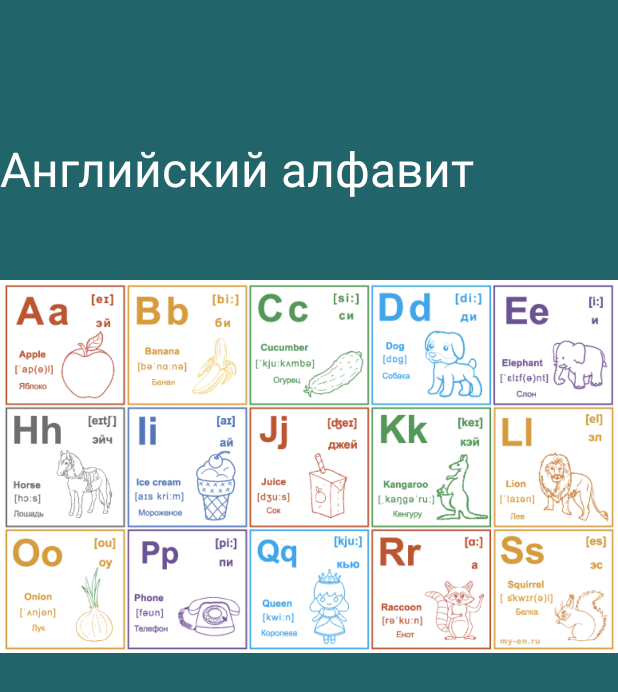
After one commit to guisecreator/englearnApp, an Android app: the layout alphabet.xml on its own in the app's theme, with its tools: preview values and no code run, on a phone screen of 412 x 824 dp. The commit adds this screen. Shown: the top 692 px of the screen. Run offline under Robolectric (Android 15) with nearby library versions, the phone set to English and light mode, and no system bars.

Commit message:
create alphabet

```diff
--- a/app/src/main/java/com/example/english_learning_app/LessonActivity.kt
+++ b/app/src/main/java/com/example/english_learning_app/LessonActivity.kt
@@ -14,7 +14,7 @@ class LessonActivity : AppCompatActivity() {
         setContentView(R.layout.activity_lesson)
 
         val linksListView: ListView = findViewById(R.id.listViewTopics)
-        val links = arrayOf("Местоимения", "Глаголы", "Ссылка 3")
+        val links = arrayOf("Алфавит", "#", "#", "#")
         val adapter = ArrayAdapter(this, android.R.layout.simple_list_item_1, links)
 
         linksListView.adapter = adapter
--- a/app/src/main/java/com/example/english_learning_app/OtherActivity.kt
+++ b/app/src/main/java/com/example/english_learning_app/OtherActivity.kt
@@ -8,7 +8,7 @@ class OtherActivity : AppCompatActivity() {
 
     override fun onCreate(savedInstanceState: Bundle?) {
         super.onCreate(savedInstanceState)
-        setContentView(R.layout.pronouns)
+        setContentView(R.layout.alphabet)
 
         val selectedLink = intent.getStringExtra("selectedLink")
         val linkTextView = findViewById<TextView>(R.id.selectedLinkTextView)
--- a/app/src/main/res/layout/activity_lesson.xml
+++ b/app/src/main/res/layout/activity_lesson.xml
@@ -27,13 +27,12 @@
         android:layout_height="wrap_content"
         android:layout_marginTop="64dp"
         android:gravity="center"
-        android:text="Выберите тему для изучения"
+        android:text="Пройдите уроки и выполните тесты"
         android:textColor="@color/white"
         android:textSize="22dp"
         app:layout_constraintEnd_toEndOf="parent"
         app:layout_constraintStart_toStartOf="parent"
         app:layout_constraintTop_toTopOf="parent" />
-
 
     <ListView
         android:id="@+id/listViewTopics"
--- /dev/null
+++ b/app/src/main/res/layout/alphabet.xml
@@ -0,0 +1,66 @@
+<?xml version="1.0" encoding="utf-8"?>
+<androidx.constraintlayout.widget.ConstraintLayout xmlns:android="http://schemas.android.com/apk/res/android"
+    xmlns:app="http://schemas.android.com/apk/res-auto"
+    xmlns:tools="http://schemas.android.com/tools"
+    android:layout_width="match_parent"
+    android:layout_height="match_parent"
+    android:background="@color/main_color">
+
+    <ScrollView
+        android:layout_width="match_parent"
+        android:layout_height="wrap_content"
+        app:layout_constraintBottom_toBottomOf="parent"
+        app:layout_constraintTop_toTopOf="parent"
+        app:layout_constraintVertical_bias="0.089"
+        tools:ignore="MissingConstraints"
+        tools:layout_editor_absoluteX="-16dp">
+
+        <LinearLayout
+            android:layout_width="match_parent"
+            android:layout_height="wrap_content"
+            android:orientation="vertical"
+            tools:ignore="MissingConstrains">
+
+            <TextView
+                android:id="@+id/selectedLinkTextView"
+                android:layout_width="wrap_content"
+                android:layout_height="wrap_content"
+                android:layout_marginTop="72dp"
+                android:text="Английский алфавит"
+                android:textColor="@color/white"
+                android:textSize="32dp"
+                app:layout_constraintEnd_toEndOf="parent"
+                app:layout_constraintStart_toStartOf="parent"
+                app:layout_constraintTop_toTopOf="parent" />
+
+            <ImageView
+                android:id="@+id/ImageView2"
+                android:layout_width="wrap_content"
+                android:layout_height="254dp"
+                android:layout_gravity="center"
+                android:layout_marginTop="50dp"
+                android:src="@drawable/alphabet_tr"
+                tools:layout_editor_absoluteX="102dp"
+                tools:layout_editor_absoluteY="97dp" />
+
+            <TextView
+                android:layout_width="wrap_content"
+                android:layout_height="wrap_content"
+                android:layout_marginTop="156dp"
+                android:gravity="center"
+                android:text="   "
+                android:textColor="@color/white"
+                android:textSize="29dp"
+                app:layout_constraintEnd_toEndOf="parent"
+                app:layout_constraintHorizontal_bias="0.0"
+                app:layout_constraintStart_toStartOf="parent"
+                app:layout_constraintTop_toTopOf="parent" />
+
+            //Снизу сделать кнопку теста
+
+
+        </LinearLayout>
+    </ScrollView>
+
+
+</androidx.constraintlayout.widget.ConstraintLayout>
```
Also changed, not shown: app/src/main/java/com/example/english_learning_app/QuizActivity2.kt (added, +98 -0 lines), app/src/main/res/layout/tenses_in_english.xml (added, +34 -0 lines), app/src/main/res/drawable/alphabet_tr.png (added), app/src/main/res/drawable/tenses12.png (added), app/src/main/res/drawable/vremena.png (added).
